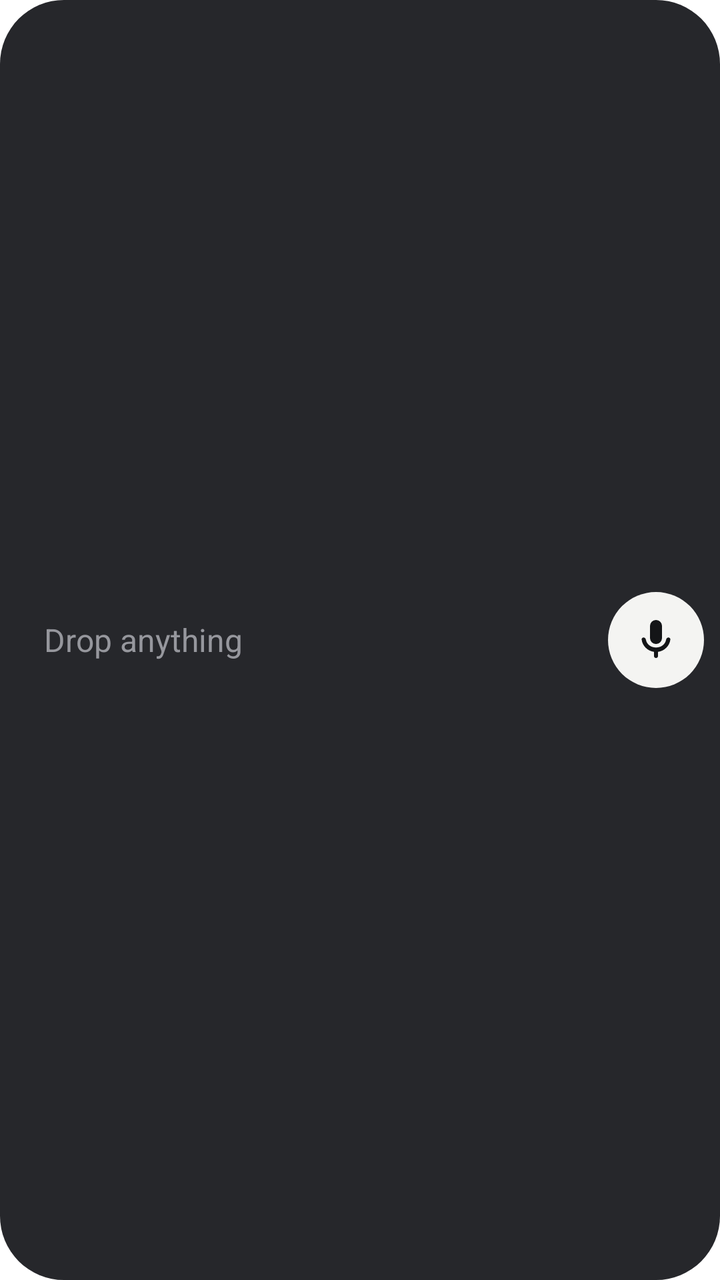
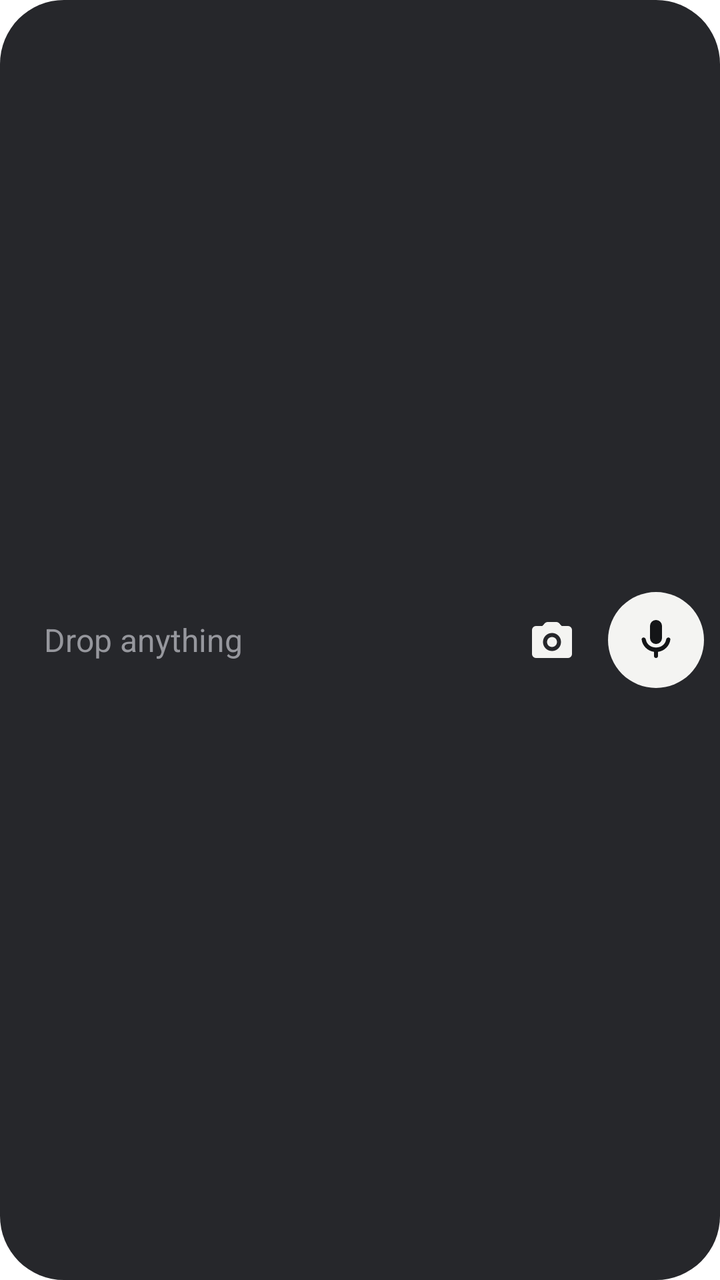

Two renders of the same Android screen: before a commit and after it. Below are the layout's source before the change and the commit's diff.
<!-- AndroidManifest.xml: fallback theme Theme.MaterialComponents.DayNight.NoActionBar -->
<!-- res/layout/composer_widget.xml -->
<?xml version="1.0" encoding="utf-8"?>
<LinearLayout xmlns:android="http://schemas.android.com/apk/res/android"
    android:layout_width="match_parent"
    android:layout_height="64dp"
    android:background="@drawable/widget_pill"
    android:gravity="center_vertical"
    android:orientation="horizontal"
    android:paddingStart="22dp"
    android:paddingEnd="8dp">

    <TextView
        android:id="@+id/widget_line"
        android:layout_width="0dp"
        android:layout_height="match_parent"
        android:layout_weight="1"
        android:ellipsize="end"
        android:gravity="center_vertical"
        android:maxLines="1"
        android:text="@string/widget_hint"
        android:textColor="#96979D"
        android:textSize="16sp" />

    <FrameLayout
        android:id="@+id/widget_mic"
        android:layout_width="48dp"
        android:layout_height="48dp"
        android:background="@drawable/widget_mic_circle"
        android:contentDescription="@string/widget_mic">

        <ImageView
            android:layout_width="24dp"
            android:layout_height="24dp"
            android:layout_gravity="center"
            android:importantForAccessibility="no"
            android:src="@drawable/ic_widget_mic" />
    </FrameLayout>
</LinearLayout>
<!-- resources referenced by this layout -->
<resources>
  <!-- drawable ic_widget_mic (drawable) -->
  <?xml version="1.0" encoding="utf-8"?>
  <vector xmlns:android="http://schemas.android.com/apk/res/android"
      android:width="24dp"
      android:height="24dp"
      android:viewportWidth="960"
      android:viewportHeight="960">
      <path
          android:fillColor="#141517"
          android:pathData="M480,560Q430,560 395,525Q360,490 360,440L360,200Q360,150 395,115Q430,80 480,80Q530,80 565,115Q600,150 600,200L600,440Q600,490 565,525Q530,560 480,560ZM440,800L440,717Q343,703 274.5,635.5Q206,568 193,472Q191,455 202.5,442.5Q214,430 232,430Q249,430 261.5,442Q274,454 277,471Q290,541 345.5,585.5Q401,630 480,630Q559,630 614.5,585.5Q670,541 683,471Q686,454 698.5,442Q711,430 728,430Q746,430 757.5,442.5Q769,455 767,472Q754,568 685.5,635.5Q617,703 520,717L520,800Q520,817 508.5,828.5Q497,840 480,840Q463,840 451.5,828.5Q440,817 440,800Z" />
  </vector>
  <!-- drawable widget_mic_circle (drawable) -->
  <?xml version="1.0" encoding="utf-8"?>
  <shape xmlns:android="http://schemas.android.com/apk/res/android" android:shape="oval">
      <solid android:color="#F4F4F2" />
  </shape>
  <!-- drawable widget_pill (drawable) -->
  <?xml version="1.0" encoding="utf-8"?>
  <shape xmlns:android="http://schemas.android.com/apk/res/android" android:shape="rectangle">
      <solid android:color="#26272B" />
      <corners android:radius="32dp" />
  </shape>
  <string name="widget_hint">Drop anything</string>
  <string name="widget_mic">Voice note</string>
</resources>

<!-- the commit's change to res/layout/composer_widget.xml (unified diff, before → after) -->
@@ -21,6 +21,21 @@
         android:textSize="16sp" />
 
     <FrameLayout
+        android:id="@+id/widget_camera"
+        android:layout_width="48dp"
+        android:layout_height="48dp"
+        android:layout_marginEnd="4dp"
+        android:contentDescription="@string/widget_camera">
+
+        <ImageView
+            android:layout_width="24dp"
+            android:layout_height="24dp"
+            android:layout_gravity="center"
+            android:importantForAccessibility="no"
+            android:src="@drawable/ic_widget_camera" />
+    </FrameLayout>
+
+    <FrameLayout
         android:id="@+id/widget_mic"
         android:layout_width="48dp"
         android:layout_height="48dp"
<!-- resource entries referenced after the edit -->
@@ -1,5 +1,16 @@
 <!-- resources referenced by this layout -->
 <resources>
+  <!-- drawable ic_widget_camera (drawable) -->
+  <?xml version="1.0" encoding="utf-8"?>
+  <vector xmlns:android="http://schemas.android.com/apk/res/android"
+      android:width="24dp"
+      android:height="24dp"
+      android:viewportWidth="960"
+      android:viewportHeight="960">
+      <path
+          android:fillColor="#F4F4F2"
+          android:pathData="M480 700Q555 700 607.5 647.5Q660 595 660 520Q660 445 607.5 392.5Q555 340 480 340Q405 340 352.5 392.5Q300 445 300 520Q300 595 352.5 647.5Q405 700 480 700ZM480 620Q438 620 409.0 591.0Q380 562 380 520Q380 478 409.0 449.0Q438 420 480 420Q522 420 551.0 449.0Q580 478 580 520Q580 562 551.0 591.0Q522 620 480 620ZM160 840Q127 840 103.5 816.5Q80 793 80 760V280Q80 247 103.5 223.5Q127 200 160 200H286L336 146Q347 134 362.5 127.0Q378 120 395 120H565Q582 120 597.5 127.0Q613 134 624 146L674 200H800Q833 200 856.5 223.5Q880 247 880 280V760Q880 793 856.5 816.5Q833 840 800 840ZM160 760H800Q800 760 800.0 760.0Q800 760 800 760V280Q800 280 800.0 280.0Q800 280 800 280H638L565 200H395L322 280H160Q160 280 160.0 280.0Q160 280 160 280V760Q160 760 160.0 760.0Q160 760 160 760ZM160 760Q160 760 160.0 760.0Q160 760 160 760V280Q160 280 160.0 280.0Q160 280 160 280H322L395 200H565L638 280H800Q800 280 800.0 280.0Q800 280 800 280V760Q800 760 800.0 760.0Q800 760 800 760Z" />
+  </vector>
   <!-- drawable ic_widget_mic (drawable) -->
   <?xml version="1.0" encoding="utf-8"?>
   <vector xmlns:android="http://schemas.android.com/apk/res/android"
@@ -22,6 +33,7 @@
       <solid android:color="#26272B" />
       <corners android:radius="32dp" />
   </shape>
+  <string name="widget_camera">Photo</string>
   <string name="widget_hint">Drop anything</string>
   <string name="widget_mic">Voice note</string>
 </resources>
